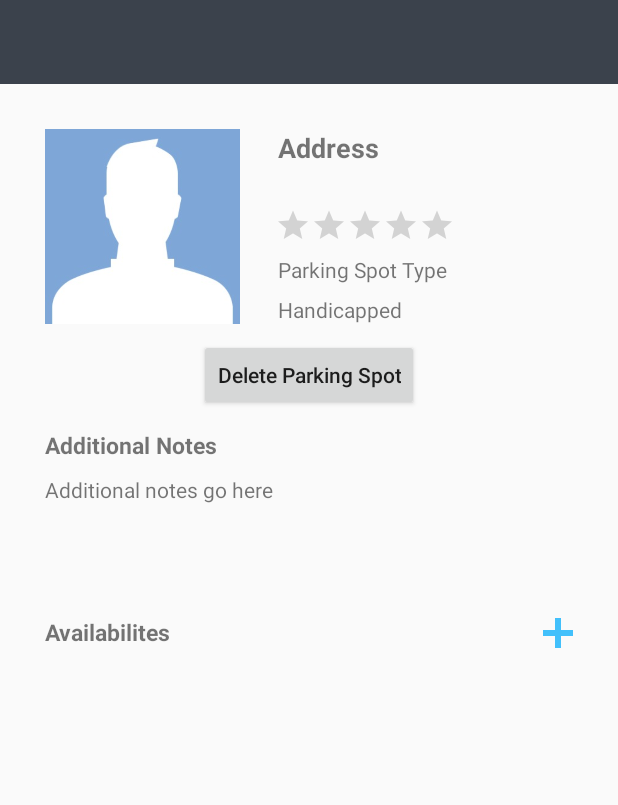
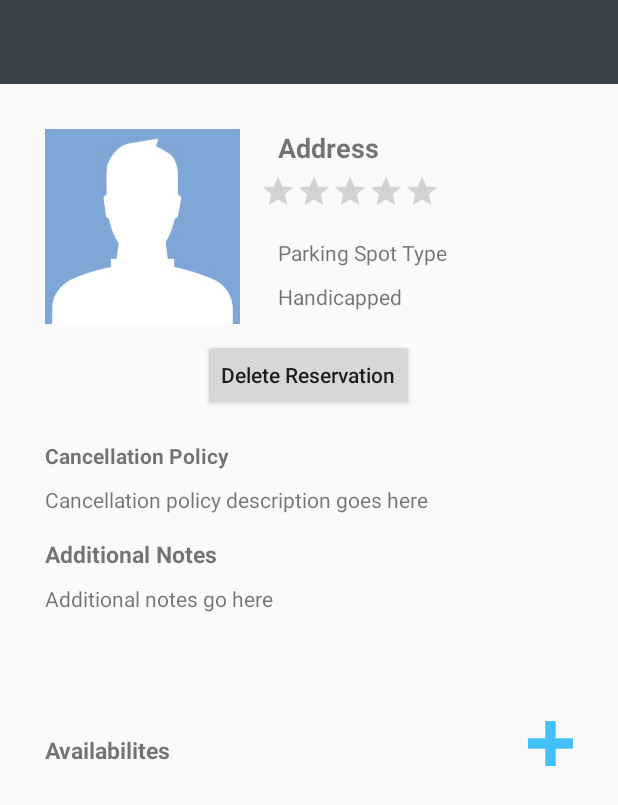
Before and after one commit to yunalee22/ParkNPay, an Android app: the layout owner_view_spot.xml on its own in the app's theme, with its tools: preview values and no code run, on a phone screen of 412 x 824 dp. Shown: the top 805 px of the screen. Run offline under Robolectric (Android 15) with nearby library versions, the phone set to English and light mode, and no system bars.

Commit message:
Adjusted view spot UIs a bit

```diff
--- a/app/src/main/res/layout/owner_view_spot.xml
+++ b/app/src/main/res/layout/owner_view_spot.xml
@@ -35,31 +35,30 @@
             android:layout_height="wrap_content"
             android:scaleX="0.5"
             android:scaleY="0.5"
-        android:progressTint="@color/blue"
-        android:secondaryProgressTint="@color/blue"
+            android:progressTint="#FFCC00"
+            android:secondaryProgressTint="#FFCC00"
             android:stepSize="0.5"
             android:isIndicator="true"
-        android:layout_marginTop="38dp"
-        android:layout_marginLeft="93dp" />
+            android:layout_marginTop="15dp"
+            android:layout_marginLeft="83dp" />
 
         <TextView android:id="@+id/spotType"
             android:text="Parking Spot Type"
             android:layout_width="wrap_content"
             android:layout_height="wrap_content"
-        android:layout_above="@+id/handicap"
-        android:layout_marginBottom="4dp"
+            android:layout_below="@+id/ratingBar"
             android:layout_alignLeft="@+id/address" />
 
         <TextView android:id="@+id/handicap"
             android:text="Handicapped"
             android:layout_width="wrap_content"
             android:layout_height="wrap_content"
-        android:layout_marginTop="3dp"
-        android:layout_alignLeft="@+id/spotType"
-        android:layout_alignBottom="@+id/parkingSpotImage"/>
+            android:layout_below="@+id/spotType"
+            android:layout_marginTop="10dp"
+            android:layout_alignLeft="@+id/spotType" />
 
         <Button android:id="@+id/deleteButton"
-        android:text="Delete Parking Spot"
+            android:text="Delete Reservation"
             android:textAllCaps="false"
             android:layout_width="wrap_content"
             android:layout_height="wrap_content"
@@ -67,37 +66,60 @@
             android:layout_marginTop="10dp"
             android:layout_centerHorizontal="true"/>
 
+        <TextView android:id="@+id/cancellationPolicyLabel"
+            android:text="Cancellation Policy"
+            android:textStyle="bold"
+            android:layout_width="wrap_content"
+            android:layout_height="wrap_content"
+            android:layout_below="@id/deleteButton"
+            android:layout_marginTop="20dp"/>
+
+        <TextView android:id="@+id/cancellationPolicy"
+            android:text="Cancellation policy description goes here"
+            android:layout_width="wrap_content"
+            android:layout_height="wrap_content"
+            android:layout_below="@+id/cancellationPolicyLabel"
+            android:layout_marginTop="10dp" />
 
         <TextView android:id="@+id/additionalNotesLabel"
             android:text="Additional Notes"
             android:layout_width="wrap_content"
             android:layout_height="wrap_content"
-        android:layout_marginTop="70dp"
+            android:layout_marginTop="16dp"
             android:textSize="15sp"
             android:textStyle="normal|bold"
-        android:layout_below="@+id/parkingSpotImage"
+            android:layout_below="@+id/cancellationPolicy"
             android:layout_alignLeft="@id/parkingSpotImage"
             android:layout_alignStart="@id/parkingSpotImage" />
 
-    <ScrollView
-        android:id="@+id/additionalNotes"
+        <ScrollView android:id="@+id/additionalNotes"
             android:layout_height="80dp"
             android:layout_below="@+id/additionalNotesLabel"
             android:layout_alignLeft="@+id/additionalNotesLabel"
             android:layout_alignStart="@+id/additionalNotesLabel"
             android:layout_marginTop="9dp"
             android:layout_width="340dp">
+
             <TextView android:id="@+id/notes"
                 android:text="Additional notes go here"
-            android:gravity="top"
-            android:layout_width="340dp"
-            android:layout_height="80dp" />
+                android:layout_width="match_parent"
+                android:layout_height="wrap_content" />
+
         </ScrollView>
+
+        <TextView android:id="@+id/availabilitiesLabel"
+            android:text="Availabilites"
+            android:textStyle="bold"
+            android:textSize="15sp"
+            android:layout_width="wrap_content"
+            android:layout_height="wrap_content"
+            android:layout_marginTop="20dp"
+            android:layout_below="@+id/additionalNotes" />
 
         <ImageView android:id="@+id/addAvail"
             android:src="@drawable/add_spot"
-        android:layout_width="20dp"
-        android:layout_height="20dp"
+            android:layout_width="30dp"
+            android:layout_height="30dp"
             android:layout_above="@+id/availabilities"
             android:layout_alignRight="@+id/availabilities"
             android:layout_alignEnd="@+id/availabilities" />
@@ -105,21 +127,7 @@
         <ListView android:id="@+id/availabilities"
             android:layout_width="match_parent"
             android:layout_height="wrap_content"
-        android:layout_below="@+id/availabilitiesLabel"
-        android:layout_alignParentLeft="true"
-        android:layout_alignParentStart="true"
-        android:layout_marginTop="11dp" />
-
-    <TextView android:id="@+id/availabilitiesLabel"
-        android:text="Availabilites"
-        android:textStyle="bold"
-        android:textSize="15sp"
-        android:layout_width="wrap_content"
-        android:layout_height="wrap_content"
-        android:layout_marginTop="14dp"
-        android:layout_below="@+id/additionalNotes"
-        android:layout_alignParentLeft="true"
-        android:layout_alignParentStart="true" />
+            android:layout_below="@+id/availabilitiesLabel" />
 
     </RelativeLayout>
 </RelativeLayout>
--- a/app/src/main/res/layout/seeker_view_spot.xml
+++ b/app/src/main/res/layout/seeker_view_spot.xml
@@ -23,7 +23,7 @@
             android:layout_marginRight="30dp">
 
             <ImageView android:id="@+id/parkingSpotImage"
-                android:src="@drawable/progress_animation"
+                android:src="@drawable/default_pic"
                 android:layout_marginTop="30dp"
                 android:layout_width="130dp"
                 android:layout_height="130dp" />
@@ -104,7 +104,7 @@
                 android:paddingRight="15dp"
                 android:layout_marginTop="7dp">
                 <ImageView android:id="@+id/ownerImage"
-                    android:src="@drawable/progress_animation"
+                    android:src="@drawable/default_pic"
                     android:layout_width="100dp"
                     android:layout_height="100dp" />
                 <ImageView android:id="@+id/circle_crop_owner"
```
Lines whose indentation alone changed are shown as unchanged.
